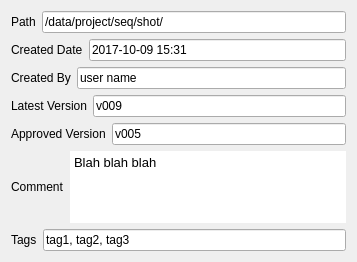
Before: the Qt Designer form ui/windows/assetBrowser/forms/assetInfoView.ui in david-cattermole/qt-learning, drawn with Qt 5.
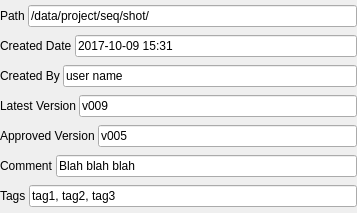
After: the same form once the commit is applied.

Commit message: Changed UI sizes and orders (for user 'tab' presses). Removed 'type' filter combo box from file browser 'version selector'. Numerious UI changes to Asset Browser - overall shift of space used - tabs of asset details has been reorganised. Merged 'project / sequence / shot' combo boxes into a single widget for easier re-use.

Patch:
```diff
--- a/ui/windows/assetBrowser/forms/assetInfoView.ui
+++ b/ui/windows/assetBrowser/forms/assetInfoView.ui
@@ -7,15 +7,24 @@
     <x>0</x>
     <y>0</y>
     <width>357</width>
-    <height>262</height>
+    <height>213</height>
    </rect>
   </property>
   <property name="windowTitle">
    <string>Form</string>
   </property>
   <layout class="QVBoxLayout" name="verticalLayout">
+   <property name="spacing">
+    <number>3</number>
+   </property>
+   <property name="margin">
+    <number>0</number>
+   </property>
    <item>
     <layout class="QHBoxLayout" name="horizontalLayout_8">
+     <property name="spacing">
+      <number>3</number>
+     </property>
      <item>
       <widget class="QLabel" name="label_8">
        <property name="text">
@@ -37,6 +46,9 @@
    </item>
    <item>
     <layout class="QHBoxLayout" name="horizontalLayout">
+     <property name="spacing">
+      <number>3</number>
+     </property>
      <item>
       <widget class="QLabel" name="label">
        <property name="text">
@@ -58,6 +70,9 @@
    </item>
    <item>
     <layout class="QHBoxLayout" name="horizontalLayout_2">
+     <property name="spacing">
+      <number>3</number>
+     </property>
      <item>
       <widget class="QLabel" name="label_2">
        <property name="text">
@@ -79,6 +94,9 @@
    </item>
    <item>
     <layout class="QHBoxLayout" name="horizontalLayout_3">
+     <property name="spacing">
+      <number>3</number>
+     </property>
      <item>
       <widget class="QLabel" name="label_3">
        <property name="text">
@@ -100,6 +118,9 @@
    </item>
    <item>
     <layout class="QHBoxLayout" name="horizontalLayout_4">
+     <property name="spacing">
+      <number>3</number>
+     </property>
      <item>
       <widget class="QLabel" name="label_4">
        <property name="text">
@@ -121,6 +142,12 @@
    </item>
    <item>
     <layout class="QHBoxLayout" name="horizontalLayout_5">
+     <property name="spacing">
+      <number>3</number>
+     </property>
+     <property name="sizeConstraint">
+      <enum>QLayout::SetDefaultConstraint</enum>
+     </property>
      <item>
       <widget class="QLabel" name="label_5">
        <property name="text">
@@ -129,28 +156,9 @@
       </widget>
      </item>
      <item>
-      <widget class="QTextBrowser" name="textBrowser">
-       <property name="sizePolicy">
-        <sizepolicy hsizetype="Expanding" vsizetype="Expanding">
-         <horstretch>0</horstretch>
-         <verstretch>0</verstretch>
-        </sizepolicy>
-       </property>
-       <property name="layoutDirection">
-        <enum>Qt::LeftToRight</enum>
-       </property>
-       <property name="frameShape">
-        <enum>QFrame::NoFrame</enum>
-       </property>
-       <property name="lineWrapMode">
-        <enum>QTextEdit::WidgetWidth</enum>
-       </property>
-       <property name="html">
-        <string>&lt;!DOCTYPE HTML PUBLIC &quot;-//W3C//DTD HTML 4.0//EN&quot; &quot;http://www.w3.org/TR/REC-html40/strict.dtd&quot;&gt;
-&lt;html&gt;&lt;head&gt;&lt;meta name=&quot;qrichtext&quot; content=&quot;1&quot; /&gt;&lt;style type=&quot;text/css&quot;&gt;
-p, li { white-space: pre-wrap; }
-&lt;/style&gt;&lt;/head&gt;&lt;body style=&quot; font-family:'Sans Serif'; font-size:10pt; font-weight:400; font-style:normal;&quot;&gt;
-&lt;p style=&quot; margin-top:0px; margin-bottom:0px; margin-left:0px; margin-right:0px; -qt-block-indent:0; text-indent:0px;&quot;&gt;Blah blah blah&lt;/p&gt;&lt;/body&gt;&lt;/html&gt;</string>
+      <widget class="QLineEdit" name="lineEdit_5">
+       <property name="text">
+        <string>Blah blah blah</string>
        </property>
       </widget>
      </item>
@@ -158,6 +166,9 @@
    </item>
    <item>
     <layout class="QHBoxLayout" name="horizontalLayout_6">
+     <property name="spacing">
+      <number>3</number>
+     </property>
      <item>
       <widget class="QLabel" name="label_6">
        <property name="text">
```
The commit also changes 20 other files.
